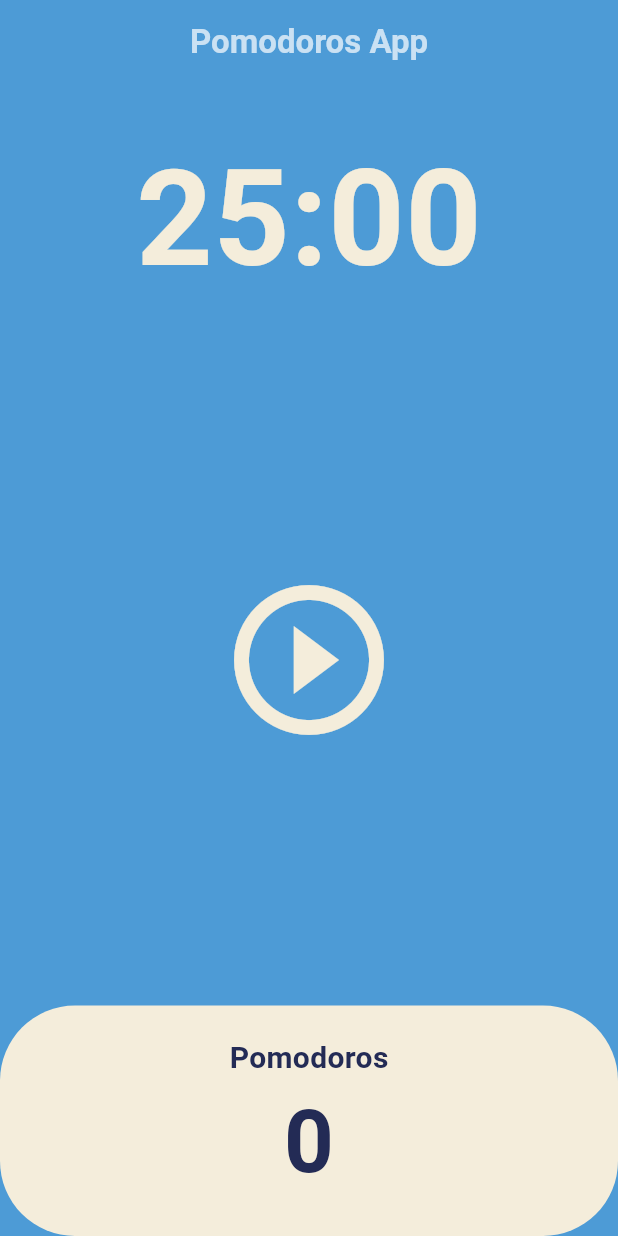
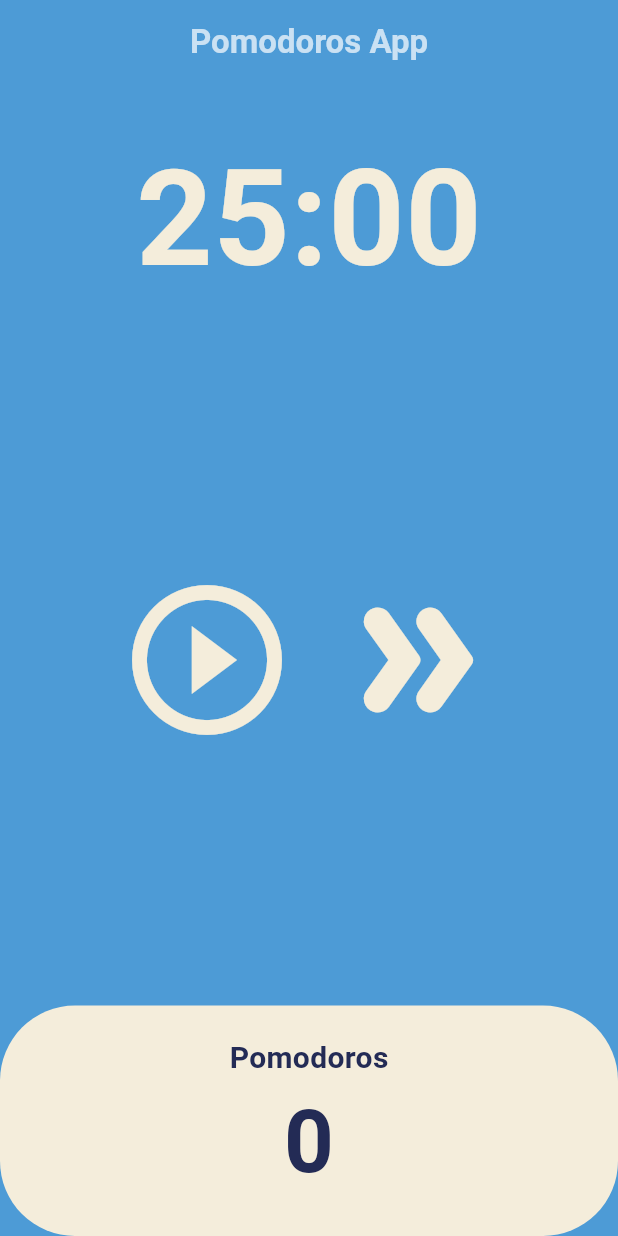
Before and after one commit to Ppjh1212/Toonflix, a Flutter app: the screen it shows after launch, on a phone screen of 412 x 824 dp. Run offline on Flutter 3.47's test engine with Material 3 defaults, Android fonts, the phone set to English and light mode, and no system bars.

Commit message:
feat :: 15th

```diff
--- a/lib/pomodoro_App/screens/home_screen.dart
+++ b/lib/pomodoro_App/screens/home_screen.dart
@@ -52,6 +52,14 @@ class _HomeScreenState extends State<HomeScreen> {
     });
   }
 
+  void onSkip() {
+    setState(() {
+      if (totalSeconds >= 10) {
+        totalSeconds = totalSeconds - 10;
+      }
+    });
+  }
+
   String format(int seconds) {
     var duration = Duration(seconds: seconds);
     return duration
@@ -99,7 +107,10 @@ class _HomeScreenState extends State<HomeScreen> {
           ), //하드 코딩되는 값을 만든다.
           Flexible(
             flex: 3,
-            child: Center(
+            child: Row(
+              mainAxisAlignment: MainAxisAlignment.center,
+              children: [
+                Center(
                   child: IconButton(
                     iconSize: 120,
                     color: Theme.of(context).cardColor,
@@ -110,6 +121,18 @@ class _HomeScreenState extends State<HomeScreen> {
                           : Icons.play_circle_outline,
                     ),
                   ),
+                ),
+                Center(
+                  child: IconButton(
+                    iconSize: 120,
+                    color: Theme.of(context).cardColor,
+                    onPressed: onSkip,
+                    icon: const Icon(
+                      Icons.double_arrow_rounded,
+                    ),
+                  ),
+                ),
+              ],
             ),
           ),
           Flexible(
```
Also changed, not shown: 1 other file. Lines whose indentation alone changed are shown as unchanged.
